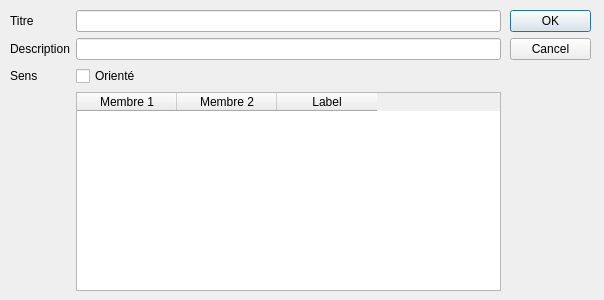
First picture: the form in relations.ui, repository AudeC/notepod--, before the edit.
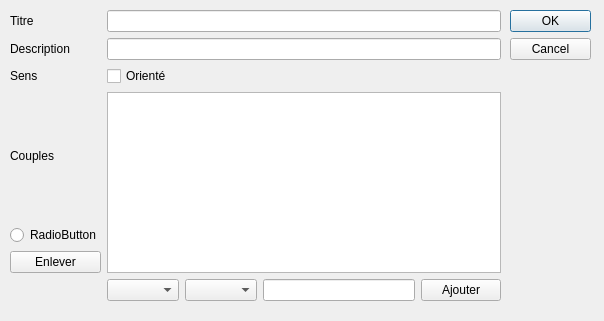
Second picture: the form after the edit.

Commit message: relations - debut

The edit to the form file:
```diff
--- a/relations.ui
+++ b/relations.ui
@@ -7,7 +7,7 @@
     <x>0</x>
     <y>0</y>
     <width>604</width>
-    <height>300</height>
+    <height>321</height>
    </rect>
   </property>
   <property name="windowTitle">
@@ -35,63 +35,99 @@
      <x>10</x>
      <y>10</y>
      <width>491</width>
-     <height>281</height>
+     <height>291</height>
     </rect>
    </property>
    <layout class="QGridLayout" name="gridLayout">
-    <item row="0" column="2">
+    <item row="3" column="2">
+     <layout class="QVBoxLayout" name="verticalLayout">
+      <item>
+       <widget class="QLabel" name="label_2">
+        <property name="text">
+         <string>Couples</string>
+        </property>
+       </widget>
+      </item>
+      <item>
+       <widget class="QRadioButton" name="radioButton">
+        <property name="text">
+         <string>RadioButton</string>
+        </property>
+       </widget>
+      </item>
+      <item>
+       <widget class="QPushButton" name="enlever">
+        <property name="text">
+         <string>Enlever</string>
+        </property>
+       </widget>
+      </item>
+     </layout>
+    </item>
+    <item row="3" column="4">
+     <widget class="QListWidget" name="tabCouples"/>
+    </item>
+    <item row="4" column="2">
+     <widget class="QLabel" name="label">
+      <property name="text">
+       <string/>
+      </property>
+     </widget>
+    </item>
+    <item row="0" column="4">
      <widget class="QLineEdit" name="editTitre"/>
     </item>
-    <item row="0" column="1">
+    <item row="2" column="4">
+     <widget class="QCheckBox" name="checkSens">
+      <property name="text">
+       <string>Orienté</string>
+      </property>
+     </widget>
+    </item>
+    <item row="0" column="2">
      <widget class="QLabel" name="labelTitre">
       <property name="text">
        <string>Titre</string>
       </property>
      </widget>
     </item>
-    <item row="1" column="2">
-     <widget class="QLineEdit" name="editDesc"/>
-    </item>
-    <item row="1" column="1">
-     <widget class="QLabel" name="labelDesc">
-      <property name="text">
-       <string>Description</string>
-      </property>
-     </widget>
-    </item>
     <item row="2" column="2">
-     <widget class="QCheckBox" name="checkSens">
-      <property name="text">
-       <string>Orienté</string>
-      </property>
-     </widget>
-    </item>
-    <item row="2" column="1">
      <widget class="QLabel" name="labelSens">
       <property name="text">
        <string>Sens</string>
       </property>
      </widget>
     </item>
-    <item row="3" column="2">
-     <widget class="QTableWidget" name="tabCouples">
-      <column>
-       <property name="text">
-        <string>Membre 1</string>
-       </property>
-      </column>
-      <column>
-       <property name="text">
-        <string>Membre 2</string>
-       </property>
-      </column>
-      <column>
-       <property name="text">
-        <string>Label</string>
-       </property>
-      </column>
+    <item row="1" column="2">
+     <widget class="QLabel" name="labelDesc">
+      <property name="text">
+       <string>Description</string>
+      </property>
      </widget>
     </item>
+    <item row="1" column="4">
+     <widget class="QLineEdit" name="editDesc"/>
+    </item>
+    <item row="4" column="4">
+     <layout class="QHBoxLayout" name="horizontalLayout_3">
+      <item>
+       <widget class="QComboBox" name="comboCouples"/>
+      </item>
+      <item>
+       <widget class="QComboBox" name="comboCouples2"/>
+      </item>
+      <item>
+       <widget class="QLineEdit" name="editLabel"/>
+      </item>
+      <item>
+       <widget class="QPushButton" name="btnAjouter">
+        <property name="text">
+         <string>Ajouter</string>
+        </property>
+       </widget>
+      </item>
+     </layout>
+    </item>
    </layout>
   </widget>
  </widget>
```
The commit also changes 6 other files.
